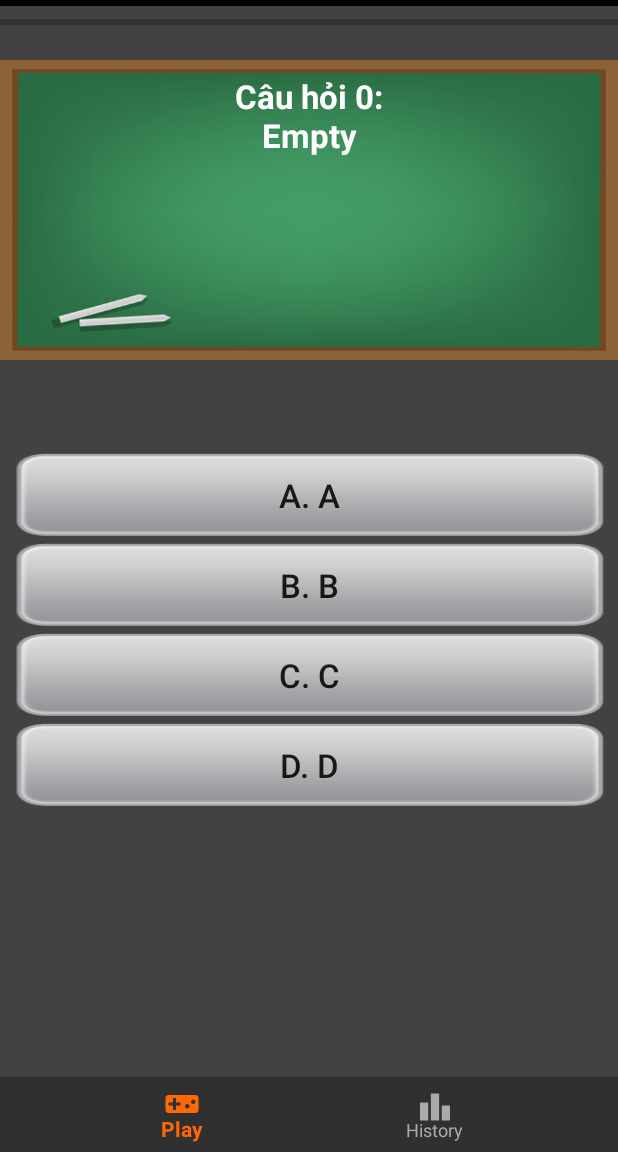
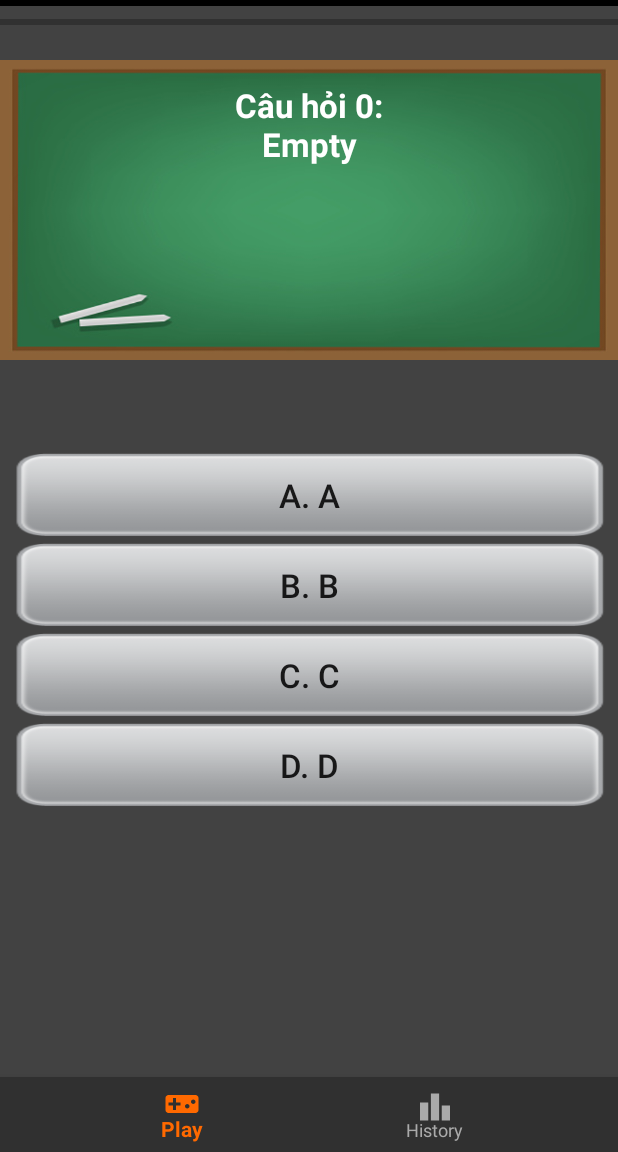
Before and after one commit to MingDeCalax/Project_LTTBDD_CuoiKi, an Android app: the fragment QuestionFragment placed in its activity, on a phone screen of 412 x 824 dp, the part 84-1236 px from its top. Run offline under Robolectric (Android 15) with nearby library versions, the phone set to English and light mode, and no system bars; Roboto replaces fonts that are not available here.

Commit message:
improve app design

```diff
--- a/app/src/main/res/layout/fragment_question.xml
+++ b/app/src/main/res/layout/fragment_question.xml
@@ -36,10 +36,10 @@
             android:id="@+id/question_title"
             android:layout_width="match_parent"
             android:layout_height="222dp"
-            android:layout_marginStart="9dp"
+            android:layout_marginStart="15dp"
             android:layout_marginLeft="12dp"
-            android:layout_marginTop="9dp"
-            android:layout_marginEnd="9dp"
+            android:layout_marginTop="15dp"
+            android:layout_marginEnd="15dp"
             android:layout_marginRight="12dp"
             android:layout_marginBottom="9dp"
             android:text="Câu hỏi số 1: "
@@ -125,16 +125,14 @@
 
     <Button
         android:id="@+id/next_button"
-        android:layout_width="100dp"
-        android:layout_height="50dp"
-        android:layout_marginTop="16dp"
-        android:background="@drawable/grey_button"
+        android:layout_width="180dp"
+        android:layout_height="140dp"
+        android:layout_marginTop="10dp"
+        android:background="@drawable/next_button"
         android:clickable="false"
         android:gravity="center"
         android:onClick="terminateQuestion"
-        android:text="Next"
         android:textAlignment="center"
-        android:textSize="30dp"
         android:visibility="invisible"
         app:layout_constraintEnd_toEndOf="parent"
         app:layout_constraintHorizontal_bias="0.498"
```
Also changed, not shown: app/src/main/res/drawable/next_button.png (added).
